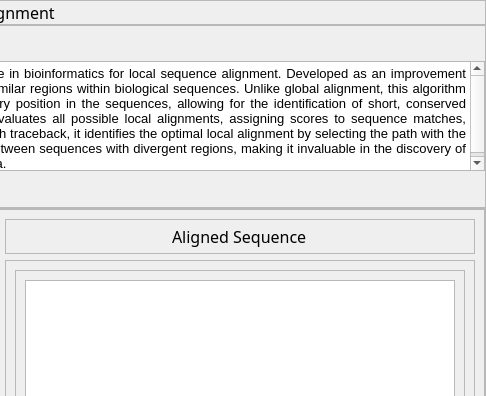
Above: ui/tabs/local_align.ui from bryancastillo10/BioBytes-PairSync before the change; both pictures show x 496 to 982 and y 0 to 396 of the 982 by 696 pixel window. Below: the same form after it.
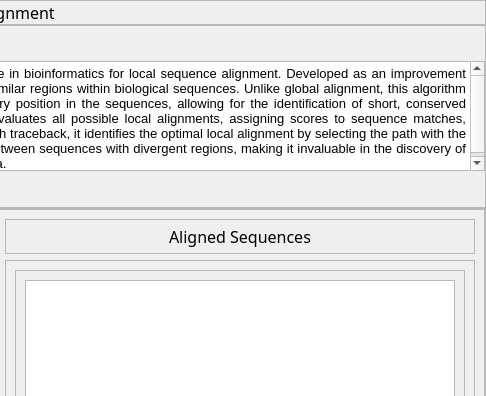
That is the form after the change.

Commit message: rename ui elements to easily apply styles

Patch:
```diff
--- a/ui/tabs/local_align.ui
+++ b/ui/tabs/local_align.ui
@@ -252,7 +252,7 @@
             <item alignment="Qt::AlignHCenter">
              <widget class="QLabel" name="label_4">
               <property name="text">
-               <string>Aligned Sequence</string>
+               <string>Aligned Sequences</string>
               </property>
              </widget>
             </item>
```
Left out of the diff: 12 changed lines with no effect on the pictures. The commit also changes 5 other files.
